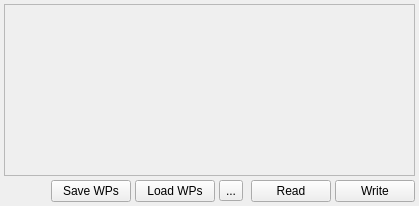
This is src/ui/WaypointList.ui in mavlink/qgroundcontrol as Qt 5 draws it before an edit. The edited form follows.
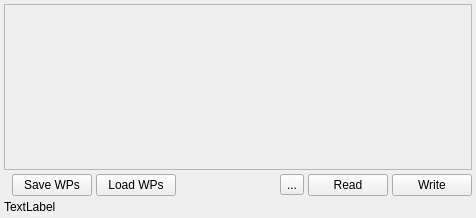
This is the edited form. Icons and pictures are not drawn.

Commit message: worked on waypoints, removed waypoint names

What changed in the file:
```diff
--- a/src/ui/WaypointList.ui
+++ b/src/ui/WaypointList.ui
@@ -6,8 +6,8 @@
    <rect>
     <x>0</x>
     <y>0</y>
-    <width>419</width>
-    <height>206</height>
+    <width>476</width>
+    <height>218</height>
    </rect>
   </property>
   <property name="minimumSize">
@@ -19,14 +19,14 @@
   <property name="windowTitle">
    <string>Form</string>
   </property>
-  <layout class="QGridLayout" name="gridLayout" rowstretch="100,0">
+  <layout class="QGridLayout" name="gridLayout" rowstretch="100,0,0,0">
    <property name="margin">
     <number>4</number>
    </property>
    <property name="spacing">
     <number>4</number>
    </property>
-   <item row="0" column="0" colspan="7">
+   <item row="0" column="0" colspan="8">
     <widget class="QScrollArea" name="scrollArea">
      <property name="widgetResizable">
       <bool>true</bool>
@@ -36,8 +36,8 @@
        <rect>
         <x>0</x>
         <y>0</y>
-        <width>409</width>
-        <height>158</height>
+        <width>466</width>
+        <height>148</height>
        </rect>
       </property>
       <layout class="QHBoxLayout" name="horizontalLayout">
@@ -54,7 +54,61 @@
      </widget>
     </widget>
    </item>
-   <item row="1" column="0">
+   <item row="2" column="6">
+    <widget class="QPushButton" name="readButton">
+     <property name="text">
+      <string>Read</string>
+     </property>
+     <property name="icon">
+      <iconset resource="../../mavground.qrc">
+       <normaloff>:/images/status/software-update-available.svg</normaloff>:/images/status/software-update-available.svg</iconset>
+     </property>
+    </widget>
+   </item>
+   <item row="2" column="7">
+    <widget class="QPushButton" name="transmitButton">
+     <property name="text">
+      <string>Write</string>
+     </property>
+     <property name="icon">
+      <iconset resource="../../mavground.qrc">
+       <normaloff>:/images/devices/network-wireless.svg</normaloff>:/images/devices/network-wireless.svg</iconset>
+     </property>
+    </widget>
+   </item>
+   <item row="3" column="0" colspan="8">
+    <widget class="QLabel" name="statusLabel">
+     <property name="text">
+      <string>TextLabel</string>
+     </property>
+    </widget>
+   </item>
+   <item row="2" column="5">
+    <widget class="QToolButton" name="addButton">
+     <property name="text">
+      <string>...</string>
+     </property>
+     <property name="icon">
+      <iconset resource="../../mavground.qrc">
+       <normaloff>:/images/actions/list-add.svg</normaloff>:/images/actions/list-add.svg</iconset>
+     </property>
+    </widget>
+   </item>
+   <item row="2" column="3">
+    <widget class="QPushButton" name="loadButton">
+     <property name="text">
+      <string>Load WPs</string>
+     </property>
+    </widget>
+   </item>
+   <item row="2" column="2">
+    <widget class="QPushButton" name="saveButton">
+     <property name="text">
+      <string>Save WPs</string>
+     </property>
+    </widget>
+   </item>
+   <item row="2" column="4">
     <spacer name="horizontalSpacer">
      <property name="orientation">
       <enum>Qt::Horizontal</enum>
@@ -67,53 +121,6 @@
      </property>
     </spacer>
    </item>
-   <item row="1" column="3">
-    <widget class="QToolButton" name="addButton">
-     <property name="text">
-      <string>...</string>
-     </property>
-     <property name="icon">
-      <iconset resource="../../mavground.qrc">
-       <normaloff>:/images/actions/list-add.svg</normaloff>:/images/actions/list-add.svg</iconset>
-     </property>
-    </widget>
-   </item>
-   <item row="1" column="1">
-    <widget class="QPushButton" name="saveButton">
-     <property name="text">
-      <string>Save WPs</string>
-     </property>
-    </widget>
-   </item>
-   <item row="1" column="2">
-    <widget class="QPushButton" name="loadButton">
-     <property name="text">
-      <string>Load WPs</string>
-     </property>
-    </widget>
-   </item>
-   <item row="1" column="5">
-    <widget class="QPushButton" name="readButton">
-     <property name="text">
-      <string>Read</string>
-     </property>
-     <property name="icon">
-      <iconset resource="../../mavground.qrc">
-       <normaloff>:/images/status/software-update-available.svg</normaloff>:/images/status/software-update-available.svg</iconset>
-     </property>
-    </widget>
-   </item>
-   <item row="1" column="6">
-    <widget class="QPushButton" name="transmitButton">
-     <property name="text">
-      <string>Write</string>
-     </property>
-     <property name="icon">
-      <iconset resource="../../mavground.qrc">
-       <normaloff>:/images/devices/network-wireless.svg</normaloff>:/images/devices/network-wireless.svg</iconset>
-     </property>
-    </widget>
-   </item>
   </layout>
   <action name="actionAddWaypoint">
    <property name="icon">
```
The commit also changes 11 other files.
